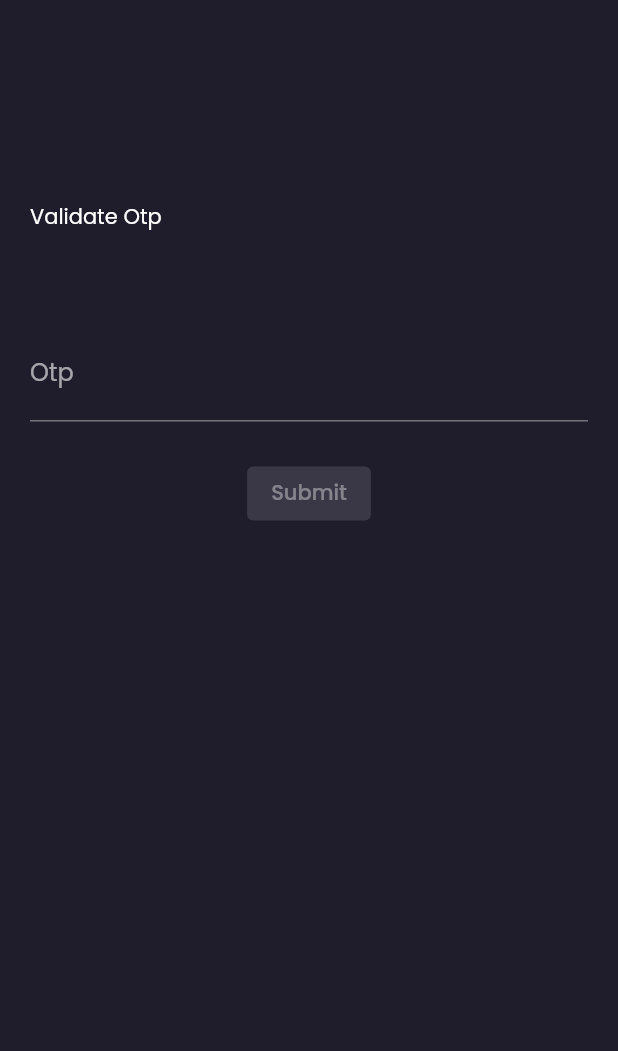
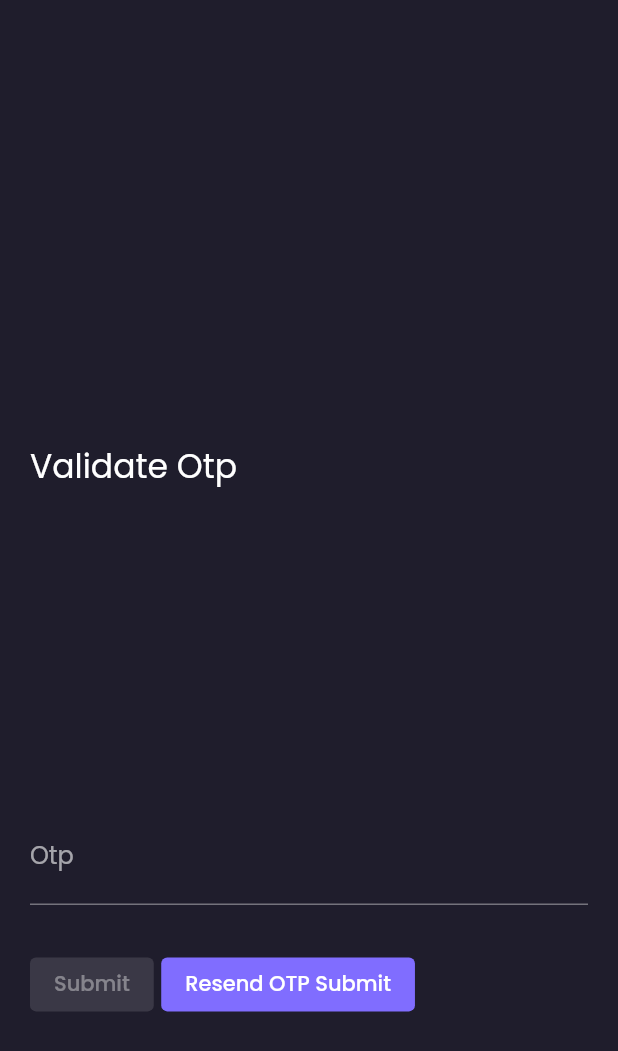
Before and after one commit to omept/paylinc, a Flutter app: the ValidateOtpPage screen opened by its route, on a phone screen of 412 x 824 dp. Shown: the top 1051 px of the screen. Run offline on Flutter 3.47's test engine with Material 2 defaults, Android fonts, the phone set to English and light mode, and no system bars; our stand-ins replace bloc, carousel_slider, equatable, eva_icons_flutter, flutter_bloc, flutter_svg and 7 more; accounts and stored records are empty.

Commit message:
add resend otp.

```diff
--- a/lib/features/validate_otp/cubit/validate_otp_state.dart
+++ b/lib/features/validate_otp/cubit/validate_otp_state.dart
@@ -2,24 +2,24 @@ part of 'validate_otp_cubit.dart';
 
 class ValidateOtpState extends Equatable {
   final OtpInput otp;
+  final bool resendCalled;
   final FormzStatus status;
 
   const ValidateOtpState({
     this.status = FormzStatus.pure,
     this.otp = const OtpInput.pure(),
+    this.resendCalled = false,
   });
-
 
   @override
   List<Object> get props => [this.otp];
 
-  ValidateOtpState copyWith({
-    FormzStatus? status,
-    OtpInput? otp
-  }) {
+  ValidateOtpState copyWith(
+      {FormzStatus? status, OtpInput? otp, bool? resendCalled}) {
     return ValidateOtpState(
       status: status ?? this.status,
       otp: otp ?? this.otp,
+      resendCalled: resendCalled != null ? resendCalled : this.resendCalled,
     );
   }
 }
--- a/lib/features/validate_otp/view/validate_otp_form.dart
+++ b/lib/features/validate_otp/view/validate_otp_form.dart
@@ -14,7 +14,12 @@ class ValidateOtpForm extends StatelessWidget {
           const Padding(padding: EdgeInsets.all(12)),
           _OtpInput(),
           const Padding(padding: EdgeInsets.all(12)),
-          _SubmitButton(),
+          Row(
+            children: <Widget>[
+              _SubmitButton(),
+              _ResendOtpButton(),
+            ],
+          ),
           const Padding(padding: EdgeInsets.all(12))
         ],
       ),
@@ -42,6 +47,38 @@ class _SubmitButton extends StatelessWidget {
   }
 }
 
+class _ResendOtpButton extends StatefulWidget {
+  @override
+  State<_ResendOtpButton> createState() => _ResendOtpButtonState();
+}
+
+class _ResendOtpButtonState extends State<_ResendOtpButton> {
+  // final CountdownController countdownController =
+  //     Get.put(CountdownController());
+
+  @override
+  Widget build(BuildContext context) {
+    return BlocBuilder<ValidateOtpCubit, ValidateOtpState>(
+      builder: (context, state) {
+        var otpCubit = context.read<ValidateOtpCubit>();
+        return Padding(
+            padding: const EdgeInsets.symmetric(vertical: 5, horizontal: 5),
+            child: ElevatedButton(
+              child: Text('Resend OTP Submit'),
+              onPressed: () {
+                otpCubit.resendOtp();
+              },
+            ));
+      },
+    );
+  }
+
+  @override
+  void dispose() {
+    super.dispose();
+  }
+}
+
 class _OtpInput extends StatelessWidget {
   @override
   Widget build(BuildContext context) {
--- a/lib/features/validate_otp/view/validate_otp_page.dart
+++ b/lib/features/validate_otp/view/validate_otp_page.dart
@@ -1,4 +1,3 @@
-import 'package:flutter/foundation.dart';
 import 'package:flutter/material.dart';
 import 'package:paylinc/constants/app_constants.dart';
 import 'package:paylinc/features/validate_otp/view/validate_otp_form.dart';
@@ -73,18 +72,20 @@ class ValidateOtpPage extends StatelessWidget {
   }
 
   Widget _validateOtpMobileScreenWidget(context, constraints) {
+    var size = MediaQuery.of(context).size;
     return Padding(
       padding: const EdgeInsets.all(kSpacing),
       child: Container(
+        height: size.height - 40,
         child: Column(
             mainAxisAlignment: MainAxisAlignment.spaceBetween,
             crossAxisAlignment: CrossAxisAlignment.stretch,
             children: [
-              const SizedBox(height: kSpacing * (kIsWeb ? 1 : 2)),
-              const SizedBox(height: kSpacing / 2),
-              const SizedBox(height: kSpacing * 2),
-              const Padding(padding: EdgeInsets.all(12)),
-              Text('Validate Otp'),
+              const SizedBox(height: kSpacing * 10),
+              Text('Validate Otp',
+                  style: TextStyle(
+                    fontSize: 22.0,
+                  )),
               const SizedBox(height: kSpacing * 2),
               ValidateOtpForm(),
               const SizedBox(height: kSpacing),
--- a/lib/utils/helpers/app_helpers.dart
+++ b/lib/utils/helpers/app_helpers.dart
@@ -4,7 +4,9 @@ import 'package:authentication_repository/authentication_repository.dart';
 import 'package:flutter/cupertino.dart';
 import 'package:flutter/material.dart';
 import 'package:get/route_manager.dart';
+import 'package:get/get.dart';
 import 'package:paylinc/shared_components/models/response_model.dart';
+import 'package:paylinc/utils/controllers/auth_controller.dart';
 import 'package:paylinc/utils/services/local_storage_services.dart';
 import 'package:user_repository/user_repository.dart';
 
--- a/lib/utils/services/rest_api_services.dart
+++ b/lib/utils/services/rest_api_services.dart
@@ -6,7 +6,7 @@ part 'user_api.dart';
 
 /// contains all service to get data from Server
 class RestApiServices extends GetConnect {
-  final String baseUrl = 'https://paylinc.omept.com/api/';
+  final String baseUrl = 'https://paylinc.test/api/';
   AuthenticationRepository? authenticationRepository;
   AuthController authCtrlr = Get.find();
 
```
Also changed, not shown: lib/features/login/view/login_page.dart (+6 -4 lines), lib/features/validate_otp/cubit/validate_otp_cubit.dart (+35 -2 lines), lib/utils/helpers/on_authenticated.dart (+7 -0 lines), lib/utils/services/user_api.dart (+10 -0 lines).
